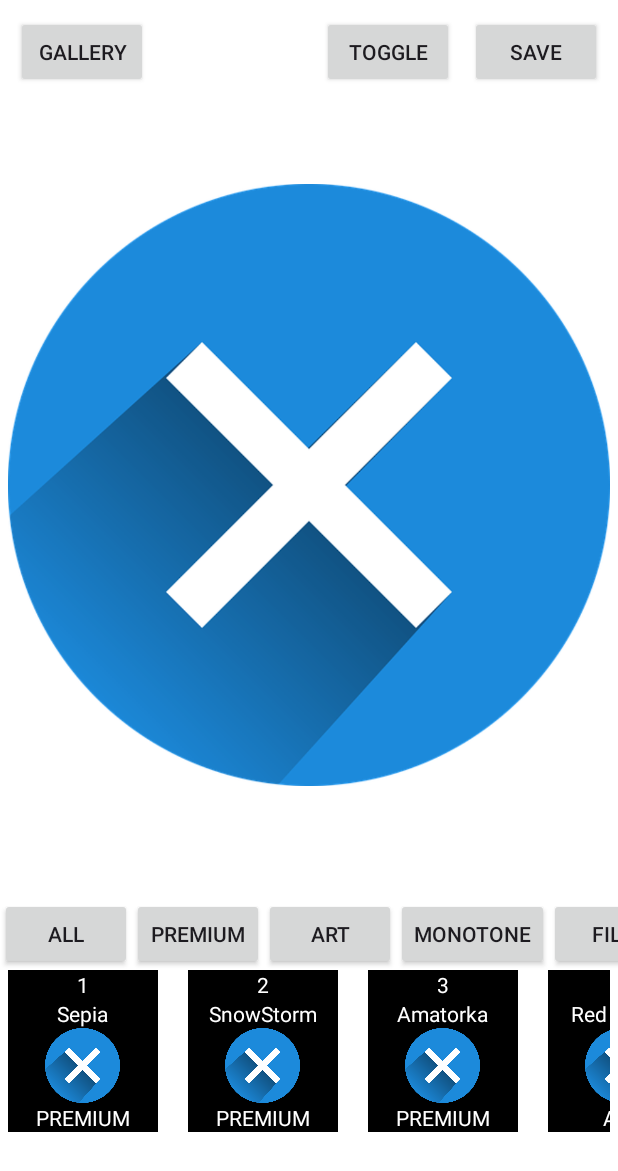
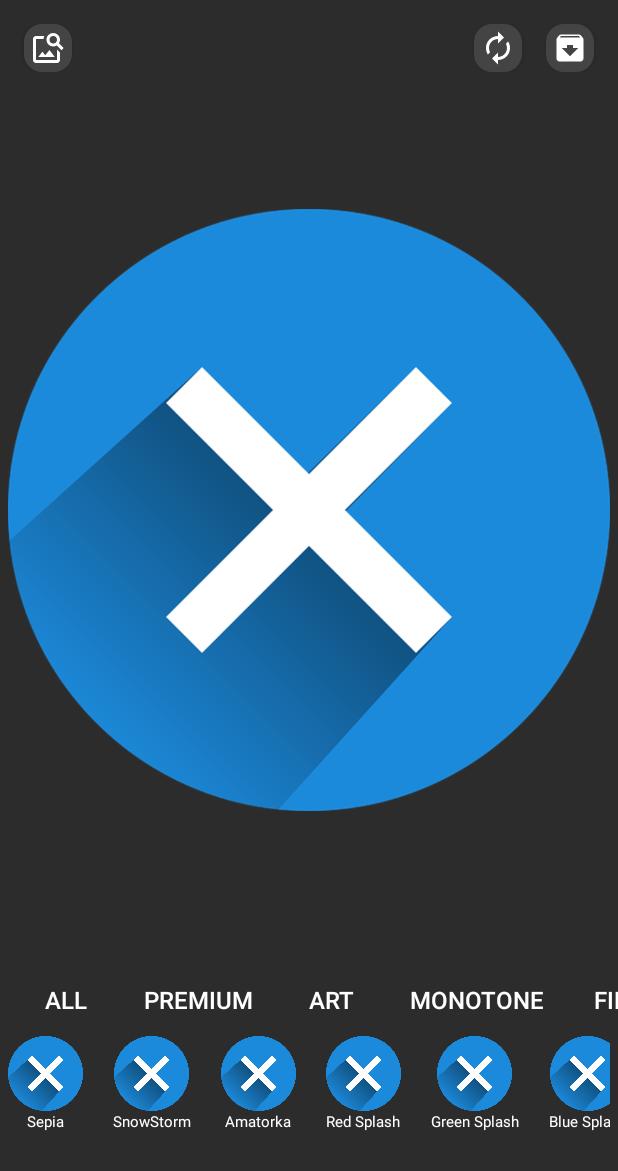
Before and after one commit to myeonginjin/FilterJIN, an Android app: the screen it shows after launch (MainActivity), on a phone screen of 412 x 824 dp. Shown: the top 1171 px of the screen. Run offline under Robolectric (Android 15) with nearby library versions, the phone set to English and light mode, and no system bars.

Commit message:
[FilterJIN-19] 탑탭바 UI/UX 개선

```diff
--- a/app/src/main/java/com/example/filterjin/FilterAdapter.kt
+++ b/app/src/main/java/com/example/filterjin/FilterAdapter.kt
@@ -22,10 +22,8 @@ class FilterAdapter(var filterItemList: List<FilterItem>):
         return FilterViewHolder(view)
     }
     override fun onBindViewHolder(holder: FilterViewHolder, position: Int) {
-        holder.tv_time.text = filterItemList[position].id.toString()
-        holder.tv_title.text = filterItemList[position].name
-        holder.tv_img.setImageBitmap(filterItemList[position].thumbnail)
-        holder.tv_name.text = filterItemList[position].category
+        holder.itemImg.setImageBitmap(filterItemList[position].thumbnail)
+        holder.filterName.text = filterItemList[position].name
     }
 
     override fun getItemCount(): Int {
@@ -36,10 +34,8 @@ class FilterAdapter(var filterItemList: List<FilterItem>):
 
 
     inner class FilterViewHolder(itemView: View) : RecyclerView.ViewHolder(itemView) {
-        val tv_time = itemView.findViewById<TextView>(R.id.tv_time)
-        val tv_title = itemView.findViewById<TextView>(R.id.tv_title)
-        val tv_img = itemView.findViewById<ImageView>(R.id.userImg)
-        val tv_name = itemView.findViewById<TextView>(R.id.tv_name)
+        val itemImg = itemView.findViewById<ImageView>(R.id.userImg)
+        val filterName = itemView.findViewById<TextView>(R.id.filter_name)
 
         init {
 
--- a/app/src/main/java/com/example/filterjin/ImageViewManager.kt
+++ b/app/src/main/java/com/example/filterjin/ImageViewManager.kt
@@ -13,7 +13,7 @@ class ImageViewManager (private val context : Context){
     private var defaultImage : Bitmap = BitmapFactory.decodeResource(context.resources, R.drawable.default_image)
     var originImage : Bitmap = defaultImage
     var resizedImage : Bitmap = defaultImage
-    private var currentViewImage : Bitmap = defaultImage
+    var currentViewImage : Bitmap = defaultImage
     var currentFilterType: String? = null
     var currentFilterName: String? = null
     var currentLUTName: String? = null
--- a/app/src/main/java/com/example/filterjin/MainLayout.kt
+++ b/app/src/main/java/com/example/filterjin/MainLayout.kt
@@ -10,9 +10,12 @@ import android.content.Context
 import android.content.DialogInterface
 import android.content.Intent
 import android.content.pm.PackageManager
+import android.content.res.ColorStateList
 import android.graphics.Bitmap
 import android.graphics.BitmapFactory
 import android.graphics.Color
+import android.graphics.Typeface
+import android.graphics.drawable.GradientDrawable
 import android.net.Uri
 import android.os.Build
 import android.os.Environment
@@ -21,6 +24,7 @@ import android.os.Looper
 import android.provider.MediaStore
 import android.service.controls.templates.ThumbnailTemplate
 import android.util.Log
+import android.view.Gravity
 import android.view.MotionEvent
 import android.view.ViewGroup
 import android.widget.Button
@@ -34,6 +38,7 @@ import androidx.activity.result.ActivityResultLauncher
 import androidx.constraintlayout.widget.ConstraintLayout
 import androidx.constraintlayout.widget.ConstraintSet
 import androidx.core.app.ActivityCompat
+import androidx.core.content.ContextCompat
 import androidx.core.view.isVisible
 import kotlinx.coroutines.CoroutineScope
 import kotlinx.coroutines.Dispatchers
@@ -68,6 +73,9 @@ class MainLayout(
     private val imageViewFrame = LinearLayout(context)
 
     private val imageView = imageViewManager.getImageView()
+
+//    private val bottomBar = setupBottomBar()
+
     private val categoryBar = setupCategoryBar()
     //ListViewManager클래스로 RecyclerView 동적구현
     private val editBar = listViewManager.getEditBar()
@@ -88,6 +96,7 @@ class MainLayout(
 
 
         imageViewManager.loadGalleryImage(resizedBitmap)
+
 
 
         listViewManager.setCurrentItemImage(thumbnailBitmap)
@@ -119,6 +128,7 @@ class MainLayout(
                 ViewGroup.LayoutParams.MATCH_PARENT,
                 ViewGroup.LayoutParams.WRAP_CONTENT
             )
+            isHorizontalScrollBarEnabled = false
         }
         val categoryList = LinearLayout(context).apply {
             orientation = LinearLayout.HORIZONTAL
@@ -139,14 +149,27 @@ class MainLayout(
         categories.forEach { category ->
             val button = Button(context).apply {
                 text = category
+                setBackgroundColor(Color.TRANSPARENT) // 버튼 배경을 투명하게 설정
+                setTextColor(Color.WHITE) // 텍스트 색상을 흰색으로 설정
+                textSize = 16f // 텍스트 크기 설정
+
+                // "Roboto Medium" 폰트 스타일 적용
+                typeface = Typeface.create("sans-serif-medium", Typeface.NORMAL)
+
+                val paddingInDp = 8 // dp 단위
+                val density = context.resources.displayMetrics.density
+                val paddingInPx = (paddingInDp * density).toInt()
+                setPadding(paddingInPx, paddingInPx, paddingInPx, paddingInPx)
+
                 setOnClickListener {
-                    // 선택된 카테고리의 첫 아이템으로 스크롤
+                    // 선택된 카테고리의 첫 아이템으로 스크롤하는 로직 등 구현
                     listViewManager.scrollToCategory(category)
                 }
             }
             categoryList.addView(button)
         }
     }
+
 
 
     @SuppressLint("ClickableViewAccessibility")
@@ -159,8 +182,9 @@ class MainLayout(
                 ViewGroup.LayoutParams.MATCH_PARENT,
                 ViewGroup.LayoutParams.MATCH_PARENT
             )
-            setBackgroundColor(Color.WHITE)
+            setBackgroundColor( Color.parseColor("#2C2C2C"))
         }
+
 
 
         topTabBar.apply {
@@ -173,35 +197,98 @@ class MainLayout(
         mainFrame.addView(topTabBar)
 
 
+
+        val sizeInDp = 32
+        val density = context.resources.displayMetrics.density
+        val sizeInPx = (sizeInDp * density).toInt()
+
+
         galleryBtn.apply {
-            text = "Gallery"
-            layoutParams = ConstraintLayout.LayoutParams(
-                ConstraintLayout.LayoutParams.WRAP_CONTENT,
-                ConstraintLayout.LayoutParams.WRAP_CONTENT
-            )
+            val iconSize = (24 * context.resources.displayMetrics.density).toInt() // 아이콘 크기를 24dp로 설정
+            val padding = (sizeInPx - iconSize) / 2 // 아이콘을 중앙에 위치시키기 위한 패딩 계산
+
+            layoutParams = ConstraintLayout.LayoutParams(sizeInPx, sizeInPx).apply {
+                setMargins(8, 8, 8, 8) // 버튼 마진 설정
+            }
             id = ConstraintLayout.generateViewId()
+
+            // 버튼의 배경으로 둥근 모서리 설정
+            val backgroundDrawable = GradientDrawable().apply {
+                shape = GradientDrawable.RECTANGLE
+                setColor(Color.DKGRAY) // 버튼의 배경색 설정
+                cornerRadius = 12 * context.resources.displayMetrics.density // 둥근 모서리 반지름 설정
+            }
+            background = backgroundDrawable
+
+            // 아이콘 Drawable 가져오기 및 설정
+            val drawable = ContextCompat.getDrawable(context, R.drawable.baseline_image_search_24)?.apply {
+                setBounds(0, 0, iconSize, iconSize) // 아이콘 크기 설정
+                setTint(Color.WHITE) // 아이콘 색상을 흰색으로 설정
+            }
+            setCompoundDrawablesWithIntrinsicBounds(drawable, null, null, null)
+            setPadding(padding, padding, padding, padding) // 아이콘을 중앙에 위치시키기 위한 패딩 설정
+            gravity = Gravity.CENTER // 내용 중앙 정렬
+            text = "" // 버튼 텍스트 없음
         }
         topTabBar.addView(galleryBtn)
 
 
         toggleFilterBtn.apply {
-            text = "toggle"
-            layoutParams = ConstraintLayout.LayoutParams(
-                ConstraintLayout.LayoutParams.WRAP_CONTENT,
-                ConstraintLayout.LayoutParams.WRAP_CONTENT
-            )
+            val iconSize = (24 * context.resources.displayMetrics.density).toInt() // 아이콘 크기를 24dp로 설정
+            val padding = (sizeInPx - iconSize) / 2 // 아이콘을 중앙에 위치시키기 위한 패딩 계산
+
+            layoutParams = ConstraintLayout.LayoutParams(sizeInPx, sizeInPx).apply {
+                setMargins(8, 8, 8, 8) // 버튼 마진 설정
+            }
             id = ConstraintLayout.generateViewId()
+
+            // 버튼의 배경으로 둥근 모서리 설정
+            val backgroundDrawable = GradientDrawable().apply {
+                shape = GradientDrawable.RECTANGLE
+                setColor(Color.DKGRAY) // 버튼의 배경색 설정
+                cornerRadius = 12 * context.resources.displayMetrics.density // 둥근 모서리 반지름 설정
+            }
+            background = backgroundDrawable
+
+            // 아이콘 Drawable 가져오기 및 설정
+            val drawable = ContextCompat.getDrawable(context, R.drawable.baseline_autorenew_24)?.apply {
+                setBounds(0, 0, iconSize, iconSize) // 아이콘 크기 설정
+                setTint(Color.WHITE) // 아이콘 색상을 흰색으로 설정
+            }
+            setCompoundDrawablesWithIntrinsicBounds(drawable, null, null, null)
+            setPadding(padding, padding, padding, padding) // 아이콘을 중앙에 위치시키기 위한 패딩 설정
+            gravity = Gravity.CENTER // 내용 중앙 정렬
+            text = "" // 버튼 텍스트 없음
         }
         topTabBar.addView(toggleFilterBtn)
 
 
         saveBtn.apply {
-            text = "Save"
-            layoutParams = ConstraintLayout.LayoutParams(
-                ConstraintLayout.LayoutParams.WRAP_CONTENT,
-                ConstraintLayout.LayoutParams.WRAP_CONTENT
-            )
+            val iconSize = (24 * context.resources.displayMetrics.density).toInt() // 아이콘 크기를 24dp로 설정
+            val padding = (sizeInPx - iconSize) / 2 // 아이콘을 중앙에 위치시키기 위한 패딩 계산
+
+            layoutParams = ConstraintLayout.LayoutParams(sizeInPx, sizeInPx).apply {
+                setMargins(8, 8, 8, 8) // 버튼 마진 설정
+            }
             id = ConstraintLayout.generateViewId()
+
+            // 버튼의 배경으로 둥근 모서리 설정
+            val backgroundDrawable = GradientDrawable().apply {
+                shape = GradientDrawable.RECTANGLE
+                setColor(Color.DKGRAY) // 버튼의 배경색 설정
+                cornerRadius = 12 * context.resources.displayMetrics.density // 둥근 모서리 반지름 설정
+            }
+            background = backgroundDrawable
+
+            // 아이콘 Drawable 가져오기 및 설정
+            val drawable = ContextCompat.getDrawable(context, R.drawable.baseline_archive_24)?.apply {
+                setBounds(0, 0, iconSize, iconSize) // 아이콘 크기 설정
+                setTint(Color.WHITE) // 아이콘 색상을 흰색으로 설정
+            }
+            setCompoundDrawablesWithIntrinsicBounds(drawable, null, null, null)
+            setPadding(padding, padding, padding, padding) // 아이콘을 중앙에 위치시키기 위한 패딩 설정
+            gravity = Gravity.CENTER // 내용 중앙 정렬
+            text = "" // 버튼 텍스트 없음
         }
         topTabBar.addView(saveBtn)
 
@@ -239,11 +326,12 @@ class MainLayout(
 
 
 
+
         ConstraintSet().apply {
             clone(mainFrame)
 
 
-            connect(topTabBar.id, ConstraintSet.TOP, ConstraintSet.PARENT_ID, ConstraintSet.TOP,16)
+            connect(topTabBar.id, ConstraintSet.TOP, ConstraintSet.PARENT_ID, ConstraintSet.TOP,24)
 
 
             applyTo(mainFrame)
@@ -253,13 +341,13 @@ class MainLayout(
         ConstraintSet().apply {
             clone(topTabBar)
 
-            connect(galleryBtn.id, ConstraintSet.START, ConstraintSet.PARENT_ID, ConstraintSet.START, 16)
+            connect(galleryBtn.id, ConstraintSet.START, ConstraintSet.PARENT_ID, ConstraintSet.START, 24)
 
 
-            connect(saveBtn.id, ConstraintSet.END, ConstraintSet.PARENT_ID, ConstraintSet.END, 16)
+            connect(saveBtn.id, ConstraintSet.END, ConstraintSet.PARENT_ID, ConstraintSet.END, 24)
 
 
-            connect(toggleFilterBtn.id, ConstraintSet.END, saveBtn.id, ConstraintSet.START, 16)
+            connect(toggleFilterBtn.id, ConstraintSet.END, saveBtn.id, ConstraintSet.START, 24)
 
 
             applyTo(topTabBar)
@@ -300,7 +388,6 @@ class MainLayout(
 
             applyTo(mainFrame)
         }
-
 
 
 
--- /dev/null
+++ b/app/src/main/res/drawable/baseline_archive_24.xml
@@ -0,0 +1,5 @@
+<vector android:height="24dp"
+    android:viewportHeight="24" android:viewportWidth="24"
+    android:width="24dp" xmlns:android="http://schemas.android.com/apk/res/android">
+    <path android:fillColor="@android:color/white" android:pathData="M20.54,5.23l-1.39,-1.68C18.88,3.21 18.47,3 18,3H6c-0.47,0 -0.88,0.21 -1.16,0.55L3.46,5.23C3.17,5.57 3,6.02 3,6.5V19c0,1.1 0.9,2 2,2h14c1.1,0 2,-0.9 2,-2V6.5c0,-0.48 -0.17,-0.93 -0.46,-1.27zM12,17.5L6.5,12H10v-2h4v2h3.5L12,17.5zM5.12,5l0.81,-1h12l0.94,1H5.12z"/>
+</vector>
--- /dev/null
+++ b/app/src/main/res/drawable/baseline_autorenew_24.xml
@@ -0,0 +1,5 @@
+<vector android:height="24dp"
+    android:viewportHeight="24" android:viewportWidth="24"
+    android:width="24dp" xmlns:android="http://schemas.android.com/apk/res/android">
+    <path android:fillColor="@android:color/white" android:pathData="M12,6v3l4,-4 -4,-4v3c-4.42,0 -8,3.58 -8,8 0,1.57 0.46,3.03 1.24,4.26L6.7,14.8c-0.45,-0.83 -0.7,-1.79 -0.7,-2.8 0,-3.31 2.69,-6 6,-6zM18.76,7.74L17.3,9.2c0.44,0.84 0.7,1.79 0.7,2.8 0,3.31 -2.69,6 -6,6v-3l-4,4 4,4v-3c4.42,0 8,-3.58 8,-8 0,-1.57 -0.46,-3.03 -1.24,-4.26z"/>
+</vector>
--- /dev/null
+++ b/app/src/main/res/drawable/baseline_image_search_24.xml
@@ -0,0 +1,5 @@
+<vector android:height="24dp"
+    android:viewportHeight="24" android:viewportWidth="24"
+    android:width="24dp" xmlns:android="http://schemas.android.com/apk/res/android">
+    <path android:fillColor="@android:color/white" android:pathData="M18,13v7L4,20L4,6h5.02c0.05,-0.71 0.22,-1.38 0.48,-2L4,4c-1.1,0 -2,0.9 -2,2v14c0,1.1 0.9,2 2,2h14c1.1,0 2,-0.9 2,-2v-5l-2,-2zM16.5,18h-11l2.75,-3.53 1.96,2.36 2.75,-3.54zM19.3,8.89c0.44,-0.7 0.7,-1.51 0.7,-2.39C20,4.01 17.99,2 15.5,2S11,4.01 11,6.5s2.01,4.5 4.49,4.5c0.88,0 1.7,-0.26 2.39,-0.7L21,13.42 22.42,12 19.3,8.89zM15.5,9C14.12,9 13,7.88 13,6.5S14.12,4 15.5,4 18,5.12 18,6.5 16.88,9 15.5,9z"/>
+</vector>
--- /dev/null
+++ b/app/src/main/res/drawable/rounded_button_background.xml
@@ -0,0 +1,5 @@
+<?xml version="1.0" encoding="utf-8"?>
+<shape xmlns:android="http://schemas.android.com/apk/res/android">
+    <solid android:color="#373737"/> <!-- 이 색은 메인 프레임 색보다 조금 더 연한 색으로 설정 -->
+    <corners android:radius="8dp"/> <!-- 버튼의 모서리를 둥글게 설정 -->
+</shape>
--- /dev/null
+++ b/app/src/main/res/drawable/rounded_image_view_background.xml
@@ -0,0 +1,6 @@
+<?xml version="1.0" encoding="utf-8"?>
+<shape xmlns:android="http://schemas.android.com/apk/res/android"
+    android:shape="rectangle">
+    <solid android:color="#0000"/> <!-- 투명 배경 -->
+    <corners android:radius="10dp"/> <!-- 모서리 둥글기 정도 -->
+</shape>
--- a/app/src/main/res/layout/filter_item_recycler_view.xml
+++ b/app/src/main/res/layout/filter_item_recycler_view.xml
@@ -3,28 +3,12 @@
 <LinearLayout xmlns:android="http://schemas.android.com/apk/res/android"
     xmlns:app="http://schemas.android.com/apk/res-auto"
     xmlns:tools="http://schemas.android.com/tools"
-    android:layout_width="100dp"
+    android:layout_width="wrap_content"
     android:layout_height="wrap_content"
     android:orientation="vertical"
     android:layout_marginRight="20dp"
-    android:background="@color/black"
     tools:context=".MainActivity">
 
-    <TextView
-        android:id="@+id/tv_time"
-        android:layout_width="wrap_content"
-        android:layout_height="wrap_content"
-        android:textColor="@color/white"
-        android:layout_gravity="center"
-        android:text="name" />
-
-    <TextView
-        android:id="@+id/tv_title"
-        android:layout_width="wrap_content"
-        android:layout_height="wrap_content"
-        android:textColor="@color/white"
-        android:layout_gravity="center"
-        android:text="category" />
 
     <ImageView
         android:id="@+id/userImg"
@@ -36,11 +20,12 @@
 
 
     <TextView
-        android:id="@+id/tv_name"
+        android:id="@+id/filter_name"
         android:layout_width="wrap_content"
         android:layout_height="wrap_content"
         android:textColor="@color/white"
         android:layout_gravity="center"
+        android:textSize="10dp"
         android:text="LUT_Data" />
 
 
```
